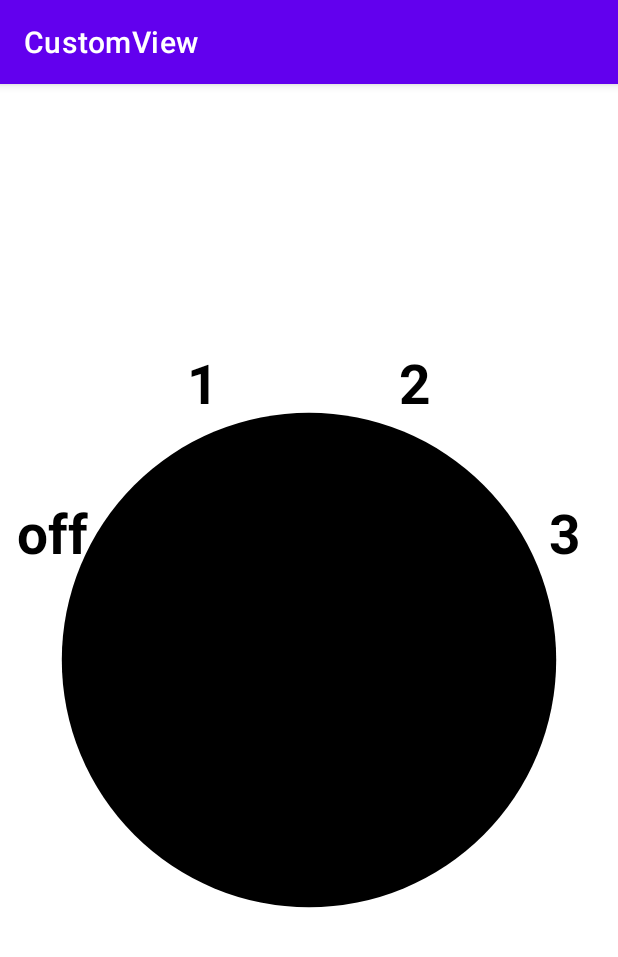
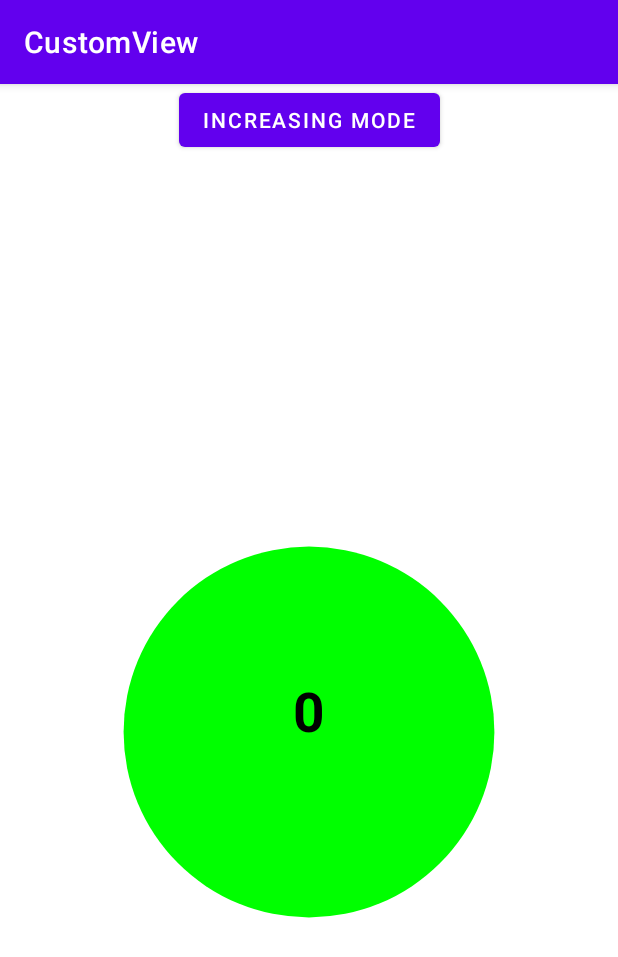
Before and after one commit to Andrberr/CustomView, an Android app: the screen it shows after launch (MainActivity), on a phone screen of 412 x 824 dp. Shown: the top 957 px of the screen. Run offline under Robolectric (Android 15) with nearby library versions, the phone set to English and light mode, and no system bars.

Commit message:
commit homework

```diff
--- a/app/src/main/java/com/example/customview/MainActivity.kt
+++ b/app/src/main/java/com/example/customview/MainActivity.kt
@@ -2,10 +2,26 @@ package com.example.customview
 
 import androidx.appcompat.app.AppCompatActivity
 import android.os.Bundle
+import android.widget.Button
 
 class MainActivity : AppCompatActivity() {
+    companion object {
+        var mode = true
+    }
+
     override fun onCreate(savedInstanceState: Bundle?) {
         super.onCreate(savedInstanceState)
         setContentView(R.layout.activity_main)
+
+        val operationsButton = findViewById<Button>(R.id.operationsButton)
+        operationsButton.setOnClickListener {
+            if (mode) {
+                operationsButton.text = getString(R.string.decrease_text)
+                mode = false
+            } else {
+                operationsButton.text = getString(R.string.increase_text)
+                mode = true
+            }
+        }
     }
 }
--- /dev/null
+++ b/app/src/main/java/com/example/customview/operations_counter/OperationsCounter.kt
@@ -0,0 +1,7 @@
+package com.example.customview.operations_counter
+
+class OperationsCounter {
+    var counter: Int = 0
+    fun next() = ++counter
+    fun prev() = --counter
+}
--- /dev/null
+++ b/app/src/main/java/com/example/customview/operations_counter/OperationsCounterView.kt
@@ -0,0 +1,91 @@
+package com.example.customview.operations_counter
+
+import android.content.Context
+import android.graphics.*
+import android.util.AttributeSet
+import android.view.View
+import com.example.customview.MainActivity
+import com.example.customview.R
+import kotlin.math.min
+
+class OperationsCounterView @JvmOverloads constructor(
+    context: Context,
+    attrs: AttributeSet? = null,
+    defStyleAttr: Int = 0
+) : View(context, attrs, defStyleAttr) {
+
+    companion object {
+        private const val radiusIncrease = 50
+        private const val yellowValue = 11
+        private const val redValue = 21
+    }
+
+    private var radius = 0.0f
+    private var operationsCounter = OperationsCounter()
+
+    private val paint = Paint(Paint.ANTI_ALIAS_FLAG).apply {
+        style = Paint.Style.FILL
+        textAlign = Paint.Align.CENTER
+        textSize = 55.0f
+        typeface = Typeface.create("", Typeface.BOLD)
+    }
+
+    private var mode = MainActivity.mode
+
+    init {
+        isClickable = true
+        context.theme.obtainStyledAttributes(
+            attrs,
+            R.styleable.OperationsCounterView,
+            0, 0
+        ).apply {
+            try {
+                operationsCounter.counter = getInteger(R.styleable.OperationsCounterView_startValue, 0)
+            } finally {
+                recycle()
+            }
+        }
+    }
+
+    override fun performClick(): Boolean {
+        if (super.performClick()) return true
+
+        mode = MainActivity.mode
+        if (mode) operationsCounter.next()
+        else operationsCounter.prev()
+        contentDescription = operationsCounter.counter.toString()
+
+        if (mode && operationsCounter.counter == yellowValue) radius += radiusIncrease
+        else if (!mode && operationsCounter.counter == yellowValue - 1) radius -= radiusIncrease
+
+        if (mode && operationsCounter.counter == redValue) radius += radiusIncrease
+        else if (!mode && operationsCounter.counter == redValue - 1) radius -= radiusIncrease
+
+        invalidate()
+        return true
+    }
+
+    override fun onSizeChanged(width: Int, height: Int, oldWidth: Int, oldHeight: Int) {
+        radius = (min(width, height) / 2.0 * 0.6).toFloat()
+    }
+
+    override fun onDraw(canvas: Canvas) {
+        super.onDraw(canvas)
+
+        if (operationsCounter.counter < yellowValue) {
+            paint.color = Color.GREEN
+        } else if (operationsCounter.counter < redValue) {
+            paint.color = Color.YELLOW
+        } else {
+            paint.color = Color.RED
+        }
+        canvas.drawCircle((width / 2).toFloat(), (height / 2).toFloat(), radius, paint)
+        paint.color = Color.BLACK
+        canvas.drawText(
+            operationsCounter.counter.toString(),
+            (width / 2).toFloat(),
+            (height / 2).toFloat(),
+            paint
+        )
+    }
+}
--- a/app/src/main/res/layout/activity_main.xml
+++ b/app/src/main/res/layout/activity_main.xml
@@ -6,12 +6,21 @@
     android:layout_height="match_parent"
     tools:context=".MainActivity">
 
-<!--<com.example.customview.counter_game.CounterView-->
-<!--    android:layout_width="match_parent"-->
-<!--    android:layout_height="match_parent"/>-->
-    <com.example.customview.switcher.DialView
-        android:layout_width="match_parent"
-        android:layout_height="match_parent"
-        custom:offColor="@color/black"
-        custom:onColor="@color/purple_200"/>
+    <Button
+        android:id="@+id/operationsButton"
+        android:layout_width="wrap_content"
+        android:layout_height="wrap_content"
+        android:text="@string/increase_text"
+        custom:layout_constraintEnd_toEndOf="parent"
+        custom:layout_constraintStart_toStartOf="parent"
+        custom:layout_constraintTop_toTopOf="parent" />
+
+    <com.example.customview.operations_counter.OperationsCounterView
+        android:layout_width="wrap_content"
+        android:layout_height="wrap_content"
+        custom:layout_constraintEnd_toEndOf="parent"
+        custom:layout_constraintStart_toStartOf="parent"
+        custom:layout_constraintTop_toBottomOf="@+id/operationsButton"
+        custom:startValue="0" />
+
 </androidx.constraintlayout.widget.ConstraintLayout>
--- a/app/src/main/res/values/attrs.xml
+++ b/app/src/main/res/values/attrs.xml
@@ -4,4 +4,8 @@
         <attr name="offColor" format="color" />
         <attr name="onColor" format="color"/>
     </declare-styleable>
+
+    <declare-styleable name="OperationsCounterView">
+        <attr name="startValue" format="integer" />
+    </declare-styleable>
 </resources>
--- a/app/src/main/res/values/strings.xml
+++ b/app/src/main/res/values/strings.xml
@@ -4,4 +4,6 @@
     <string name="fan_low">1</string>
     <string name="fan_medium">2</string>
     <string name="fan_high">3</string>
+    <string name="increase_text">Increasing Mode</string>
+    <string name="decrease_text">Decreasing Mode</string>
 </resources>
```
